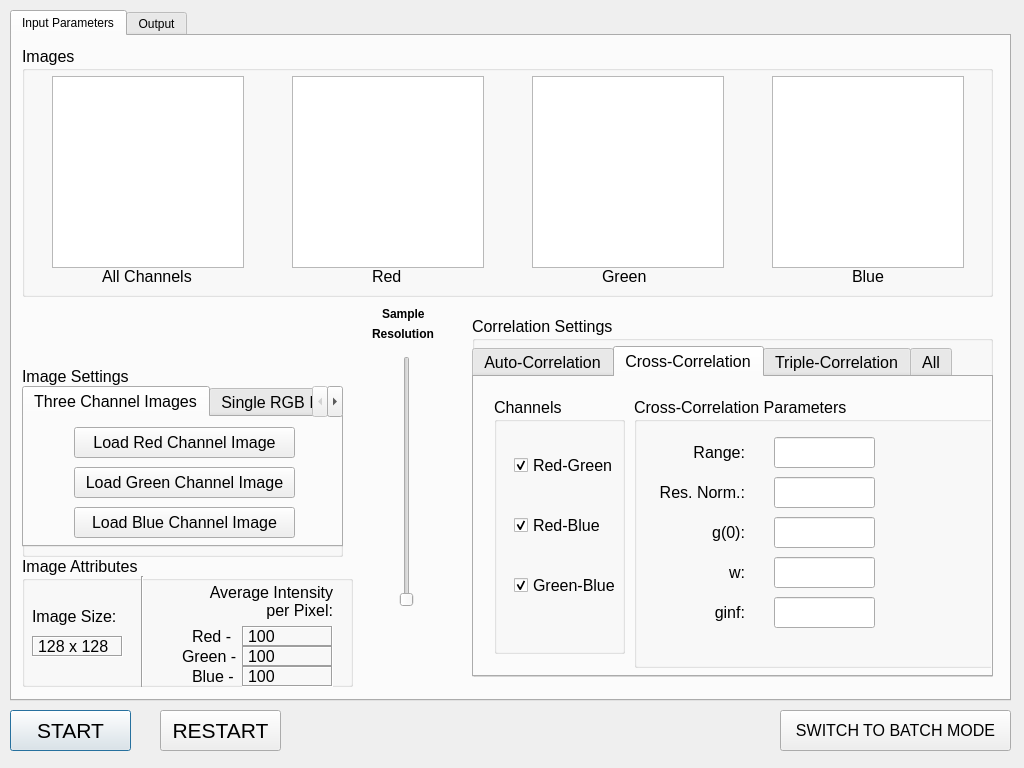
First picture: the form in local_GUI/mainv2.ui, repository nklose/ICS, before the edit.
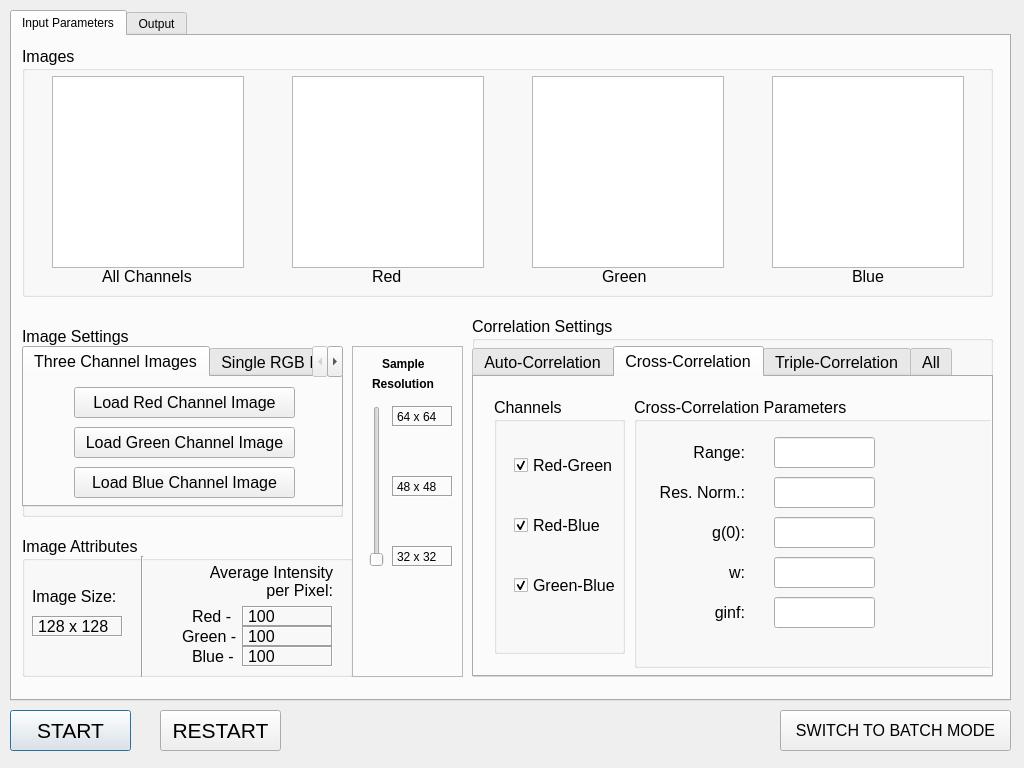
Second picture: the form after the edit. The open tabs and pages were chosen to show the change. Custom widgets are drawn as their Qt base class.

Commit message: Adding mainv2.ui and screenshots by Richard.

Patch:
```diff
--- a/local_GUI/mainv2.ui
+++ b/local_GUI/mainv2.ui
@@ -226,7 +226,7 @@
      <property name="geometry">
       <rect>
        <x>10</x>
-       <y>330</y>
+       <y>290</y>
        <width>321</width>
        <height>191</height>
       </rect>
@@ -323,9 +323,9 @@
      <property name="geometry">
       <rect>
        <x>10</x>
-       <y>520</y>
+       <y>500</y>
        <width>331</width>
-       <height>131</height>
+       <height>141</height>
       </rect>
      </property>
      <property name="font">
@@ -536,7 +536,7 @@
         <x>110</x>
         <y>20</y>
         <width>20</width>
-        <height>111</height>
+        <height>121</height>
        </rect>
       </property>
       <property name="orientation">
@@ -958,7 +958,7 @@
           <rect>
            <x>20</x>
            <y>60</y>
-           <width>101</width>
+           <width>111</width>
            <height>17</height>
           </rect>
          </property>
@@ -990,7 +990,7 @@
           <rect>
            <x>20</x>
            <y>180</y>
-           <width>101</width>
+           <width>111</width>
            <height>17</height>
           </rect>
          </property>
@@ -1462,11 +1462,26 @@
       </widget>
      </widget>
     </widget>
+    <widget class="QFrame" name="frame">
+     <property name="geometry">
+      <rect>
+       <x>340</x>
+       <y>310</y>
+       <width>111</width>
+       <height>331</height>
+      </rect>
+     </property>
+     <property name="frameShape">
+      <enum>QFrame::StyledPanel</enum>
+     </property>
+     <property name="frameShadow">
+      <enum>QFrame::Raised</enum>
+     </property>
     <widget class="QLabel" name="sampleSizeLabel_2">
      <property name="geometry">
       <rect>
-       <x>360</x>
-       <y>290</y>
+        <x>20</x>
+        <y>30</y>
        <width>81</width>
        <height>17</height>
       </rect>
@@ -1478,8 +1493,8 @@
     <widget class="QLabel" name="sampleSizeLabel">
      <property name="geometry">
       <rect>
-       <x>370</x>
-       <y>270</y>
+        <x>30</x>
+        <y>10</y>
        <width>66</width>
        <height>17</height>
       </rect>
@@ -1491,15 +1506,73 @@
     <widget class="QSlider" name="sampleSizeSlider">
      <property name="geometry">
       <rect>
-       <x>380</x>
-       <y>320</y>
+        <x>10</x>
+        <y>60</y>
        <width>29</width>
-       <height>251</height>
+        <height>161</height>
       </rect>
      </property>
      <property name="orientation">
       <enum>Qt::Vertical</enum>
      </property>
+     </widget>
+     <widget class="QLabel" name="imageSizeText_2">
+      <property name="geometry">
+       <rect>
+        <x>40</x>
+        <y>60</y>
+        <width>61</width>
+        <height>21</height>
+       </rect>
+      </property>
+      <property name="frameShape">
+       <enum>QFrame::Box</enum>
+      </property>
+      <property name="frameShadow">
+       <enum>QFrame::Sunken</enum>
+      </property>
+      <property name="text">
+       <string>64 x 64</string>
+      </property>
+     </widget>
+     <widget class="QLabel" name="imageSizeText_4">
+      <property name="geometry">
+       <rect>
+        <x>40</x>
+        <y>200</y>
+        <width>61</width>
+        <height>21</height>
+       </rect>
+      </property>
+      <property name="frameShape">
+       <enum>QFrame::Box</enum>
+      </property>
+      <property name="frameShadow">
+       <enum>QFrame::Sunken</enum>
+      </property>
+      <property name="text">
+       <string>32 x 32</string>
+      </property>
+     </widget>
+     <widget class="QLabel" name="imageSizeText_3">
+      <property name="geometry">
+       <rect>
+        <x>40</x>
+        <y>130</y>
+        <width>61</width>
+        <height>21</height>
+       </rect>
+      </property>
+      <property name="frameShape">
+       <enum>QFrame::Box</enum>
+      </property>
+      <property name="frameShadow">
+       <enum>QFrame::Sunken</enum>
+      </property>
+      <property name="text">
+       <string>48 x 48</string>
+      </property>
+     </widget>
     </widget>
    </widget>
    <widget class="QWidget" name="outputTab">
```
Left out of the diff: 6 changed lines with no effect on the pictures. Lines whose indentation alone changed are shown as unchanged. The commit also changes 9 other files.
